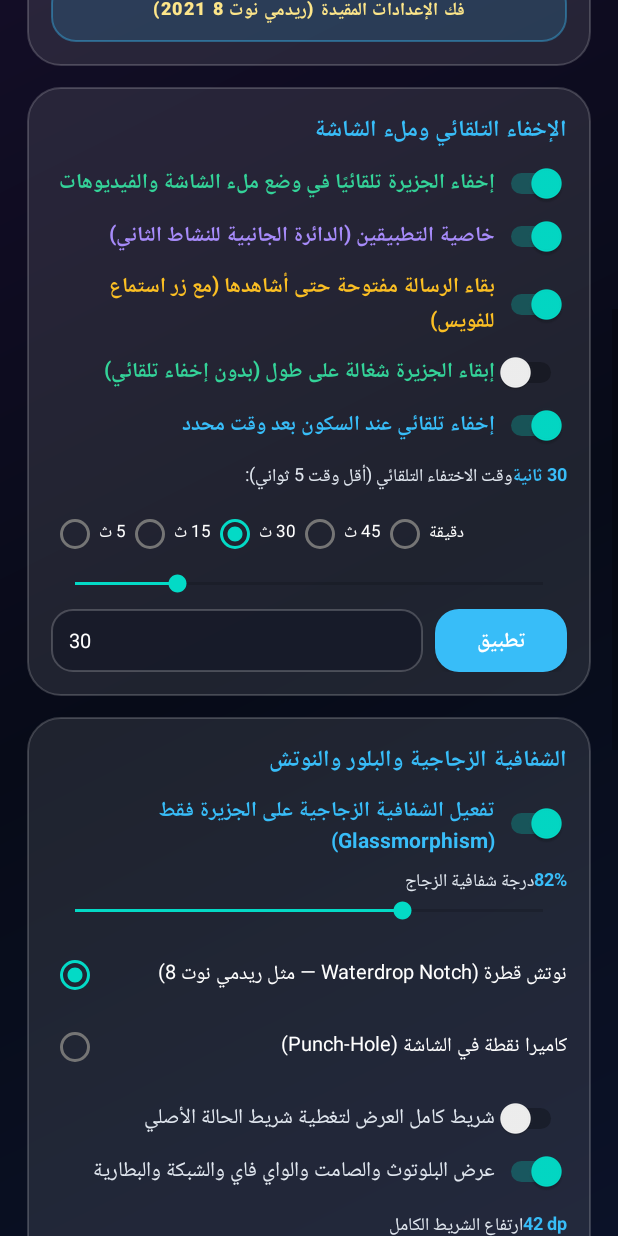
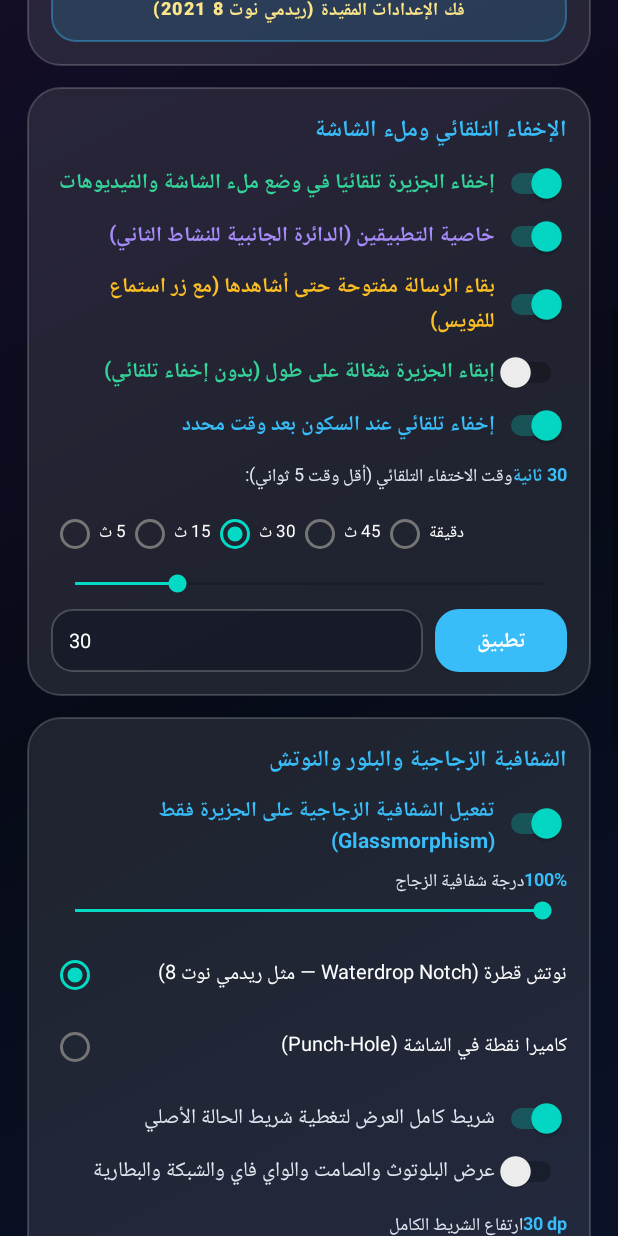
Before and after one commit to Anas-crack/Dinamic-island, an Android app: the screen it shows after launch (MainActivity), scrolled down 576 dp, on a phone screen of 412 x 824 dp. Run offline under Robolectric (Android 15) with nearby library versions, the phone set to English and light mode, and no system bars; pictures from the network do not load.

Commit message:
Add files via upload

```diff
--- a/app/build.gradle.kts
+++ b/app/build.gradle.kts
@@ -11,8 +11,8 @@ android {
         applicationId = "com.dynamicisland.redminote8"
         minSdk = 26
         targetSdk = 34
-        versionCode = 14
-        versionName = "1.1.3"
+        versionCode = 15
+        versionName = "1.1.4"
         setProperty("archivesBaseName", "Dynamic Island")
     }
 
--- a/app/src/main/java/com/dynamicisland/redminote8/IslandConfig.kt
+++ b/app/src/main/java/com/dynamicisland/redminote8/IslandConfig.kt
@@ -6,57 +6,56 @@ import android.graphics.Color
 data class IslandSettings(
     val enabled: Boolean = false,
     val cutoutType: String = "notch",
-    val coverStatusBar: Boolean = false,
+    val coverStatusBar: Boolean = true,
     val hideInFullscreen: Boolean = true,
     val glassEffectEnabled: Boolean = true,
-    val glassOpacityPercent: Int = 82,
+    val glassOpacityPercent: Int = 100,
     val dualActivityEnabled: Boolean = true,
     val autoHideEnabled: Boolean = true,
     val autoHideSeconds: Int = 30,
     val keepNotifUntilRead: Boolean = true,
-    val notchGapDp: Int = 46,
-    val barHeightDp: Int = 42,
-    val topOffsetDp: Int = 6,
-    val compactWidthDp: Int = 276,
-    val cornerRadiusDp: Int = 24,
-    val themeId: String = "black",
+    val notchGapDp: Int = 22,
+    val barHeightDp: Int = 30,
+    val topOffsetDp: Int = 0,
+    val compactWidthDp: Int = 170,
+    val cornerRadiusDp: Int = 20,
+    val themeId: String = "charcoal",
     val userName: String = "أنس محمد",
     val avatarUri: String? = null,
     val use24Hour: Boolean = false,
-    val showStatusIcons: Boolean = true,
+    val showStatusIcons: Boolean = false,
     val githubRepo: String = "",
     val autoCheckUpdate: Boolean = true
 )
 
 object IslandConfig {
-    private const val PREF_NAME = "dynamic_island_prefs_v7"
-    private const val LEGACY_PREF = "dynamic_island_prefs_v5"
+    private const val PREF_NAME = "dynamic_island_prefs_v8"
+    private const val LEGACY_PREF = "dynamic_island_prefs_v7"
 
     fun load(context: Context): IslandSettings {
         val p = context.getSharedPreferences(PREF_NAME, Context.MODE_PRIVATE)
         val legacy = context.getSharedPreferences(LEGACY_PREF, Context.MODE_PRIVATE)
-        val hasV7 = p.contains("glassEffectEnabled")
         return IslandSettings(
             enabled = p.getBoolean("enabled", legacy.getBoolean("enabled", false)),
-            cutoutType = p.getString("cutoutType", legacy.getString("cutoutType", "notch")) ?: "notch",
-            coverStatusBar = if (hasV7) p.getBoolean("coverStatusBar", false) else false,
+            cutoutType = p.getString("cutoutType", "notch") ?: "notch",
+            coverStatusBar = p.getBoolean("coverStatusBar", true),
             hideInFullscreen = p.getBoolean("hideInFullscreen", true),
             glassEffectEnabled = p.getBoolean("glassEffectEnabled", true),
-            glassOpacityPercent = p.getInt("glassOpacityPercent", 82).coerceIn(40, 100),
+            glassOpacityPercent = p.getInt("glassOpacityPercent", 100).coerceIn(40, 100),
             dualActivityEnabled = p.getBoolean("dualActivityEnabled", true),
             autoHideEnabled = p.getBoolean("autoHideEnabled", true),
             autoHideSeconds = p.getInt("autoHideSeconds", 30).coerceIn(5, 300),
             keepNotifUntilRead = p.getBoolean("keepNotifUntilRead", true),
-            notchGapDp = p.getInt("notchGapDp", legacy.getInt("notchGapDp", 46)),
-            barHeightDp = p.getInt("barHeightDp", legacy.getInt("barHeightDp", 42)),
-            topOffsetDp = if (hasV7) p.getInt("topOffsetDp", 6) else 6,
-            compactWidthDp = if (hasV7) p.getInt("compactWidthDp", 276) else 276,
-            cornerRadiusDp = p.getInt("cornerRadiusDp", 24),
-            themeId = p.getString("themeId", legacy.getString("themeId", "black")) ?: "black",
+            notchGapDp = p.getInt("notchGapDp", 22),
+            barHeightDp = p.getInt("barHeightDp", 30),
+            topOffsetDp = p.getInt("topOffsetDp", 0),
+            compactWidthDp = p.getInt("compactWidthDp", 170),
+            cornerRadiusDp = p.getInt("cornerRadiusDp", 20),
+            themeId = p.getString("themeId", "charcoal") ?: "charcoal",
             userName = p.getString("userName", legacy.getString("userName", "أنس محمد")) ?: "أنس محمد",
             avatarUri = p.getString("avatarUri", legacy.getString("avatarUri", null)),
             use24Hour = p.getBoolean("use24Hour", legacy.getBoolean("use24Hour", false)),
-            showStatusIcons = p.getBoolean("showStatusIcons", true),
+            showStatusIcons = p.getBoolean("showStatusIcons", false),
             githubRepo = p.getString("githubRepo", legacy.getString("githubRepo", "")) ?: "",
             autoCheckUpdate = p.getBoolean("autoCheckUpdate", true)
         )
--- a/app/src/main/java/com/dynamicisland/redminote8/IslandNotificationListener.kt
+++ b/app/src/main/java/com/dynamicisland/redminote8/IslandNotificationListener.kt
@@ -255,7 +255,7 @@ class IslandNotificationListener : NotificationListenerService() {
         }
 
         if ((notif.flags and Notification.FLAG_ONGOING_EVENT) != 0) return
-        if ((notif.flags and Notification.FLAG_GROUP_SUMMARY) != 0) return
+        val isGroupSummary = (notif.flags and Notification.FLAG_GROUP_SUMMARY) != 0
 
         var title = extras.getCharSequence(Notification.EXTRA_TITLE)?.toString()?.trim().orEmpty()
         val bigText = extras.getCharSequence(Notification.EXTRA_BIG_TEXT)?.toString()?.trim().orEmpty()
@@ -291,6 +291,7 @@ class IslandNotificationListener : NotificationListenerService() {
             else -> shortText
         }
         if (title.isEmpty() && finalText.isEmpty()) return
+        if (isGroupSummary && finalText.isEmpty()) return
 
         val combinedLower = "$title $finalText".lowercase()
         val isVoice = combinedLower.contains("رسالة صوتية") ||
--- a/app/src/main/java/com/dynamicisland/redminote8/MainActivity.kt
+++ b/app/src/main/java/com/dynamicisland/redminote8/MainActivity.kt
@@ -184,7 +184,7 @@ class MainActivity : AppCompatActivity() {
 
         rgCutout.setOnCheckedChangeListener { _, checkedId ->
             val isPunch = checkedId == R.id.rbPunchHole
-            val defaultGap = if (isPunch) 28 else 48
+            val defaultGap = if (isPunch) 28 else 22
             settings = settings.copy(
                 cutoutType = if (isPunch) "punch" else "notch",
                 notchGapDp = defaultGap
--- a/app/src/main/res/layout/activity_main.xml
+++ b/app/src/main/res/layout/activity_main.xml
@@ -15,7 +15,7 @@
             <ImageView android:layout_width="64dp" android:layout_height="64dp" android:contentDescription="@string/app_name" android:scaleType="centerCrop" android:src="@drawable/app_logo" />
             <LinearLayout android:layout_width="0dp" android:layout_height="wrap_content" android:layout_marginStart="14dp" android:layout_weight="1" android:orientation="vertical">
                 <TextView android:layout_width="match_parent" android:layout_height="wrap_content" android:text="Dynamic Island" android:textColor="#FFFFFF" android:textSize="22sp" android:textStyle="bold" />
-                <TextView android:id="@+id/tvVersionBadge" android:layout_width="match_parent" android:layout_height="wrap_content" android:layout_marginTop="2dp" android:text="v1.1.3 • Glass Blur + Dual Pill" android:textColor="#38BDF8" android:textSize="12sp" android:textStyle="bold" />
+                <TextView android:id="@+id/tvVersionBadge" android:layout_width="match_parent" android:layout_height="wrap_content" android:layout_marginTop="2dp" android:text="v1.1.4 • Glass Blur + Dual Pill" android:textColor="#38BDF8" android:textSize="12sp" android:textStyle="bold" />
                 <TextView android:id="@+id/tvServiceState" android:layout_width="match_parent" android:layout_height="wrap_content" android:layout_marginTop="4dp" android:text="● متوقفة حاليًا" android:textColor="#94A3B8" android:textSize="12sp" android:textStyle="bold" />
             </LinearLayout>
         </LinearLayout>
@@ -156,7 +156,7 @@
             <LinearLayout android:layout_width="0dp" android:layout_height="wrap_content" android:layout_marginStart="12dp" android:layout_weight="1" android:orientation="vertical">
                 <TextView android:layout_width="match_parent" android:layout_height="wrap_content" android:text="عن المطور" android:textColor="#38BDF8" android:textSize="12sp" android:textStyle="bold" />
                 <TextView android:layout_width="match_parent" android:layout_height="wrap_content" android:text="أنس محمد (Anas Mohamed)" android:textColor="#FFFFFF" android:textSize="16sp" android:textStyle="bold" />
-                <TextView android:id="@+id/tvDevVersion" android:layout_width="match_parent" android:layout_height="wrap_content" android:layout_marginTop="2dp" android:text="تطبيق Dynamic Island — الإصدار v1.1.3" android:textColor="#CBD5E1" android:textSize="12sp" />
+                <TextView android:id="@+id/tvDevVersion" android:layout_width="match_parent" android:layout_height="wrap_content" android:layout_marginTop="2dp" android:text="تطبيق Dynamic Island — الإصدار v1.1.4" android:textColor="#CBD5E1" android:textSize="12sp" />
             </LinearLayout>
         </LinearLayout>
     </LinearLayout>
```
Also changed, not shown: app/src/main/java/com/dynamicisland/redminote8/DynamicIslandService.kt (+75 -15 lines).
